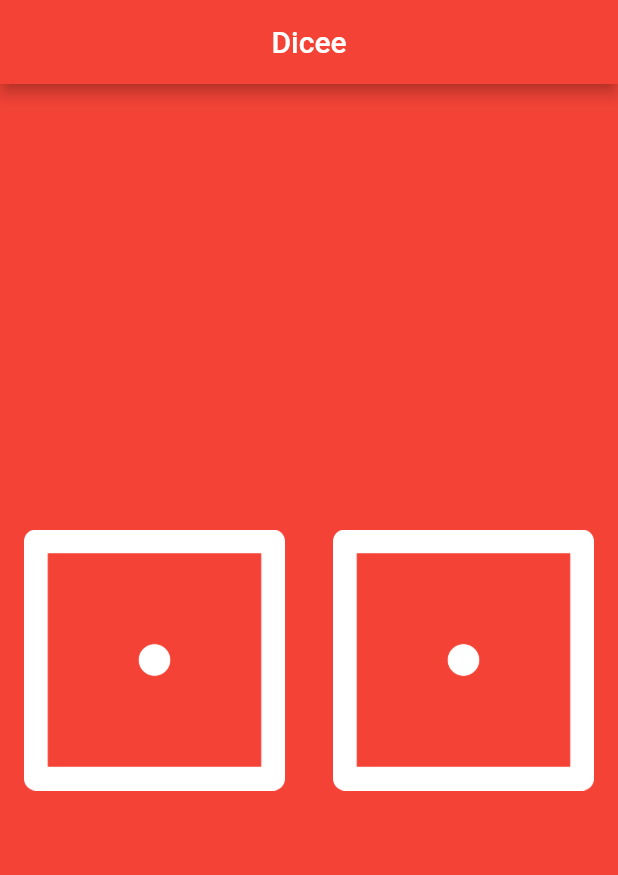
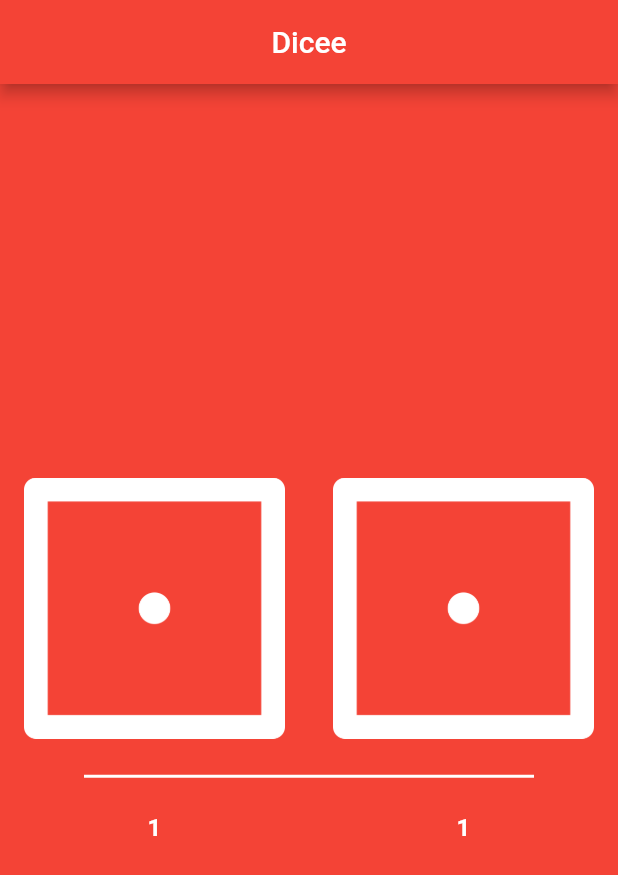
Before and after one commit to vijai-ks/Dicee, a Flutter app: the screen it shows after launch, on a phone screen of 412 x 824 dp. Shown: the top 875 px of the screen. Run offline on Flutter 3.47's test engine with Material 2 defaults, Android fonts, the phone set to English and light mode, and no system bars.

Commit message:
feat: dice_page: Add dice numbers
Add divider line

Signed-off-by: vijai-ks <vijai.ksv@gmail.com>

```diff
--- a/lib/main.dart
+++ b/lib/main.dart
@@ -34,8 +34,11 @@ class _DiceeState extends State<Dicee> {
         ),
         body: SafeArea(
           child: Container(
-            child: Center(
-              child: Row(
+            child: Column(
+              mainAxisAlignment: MainAxisAlignment.center,
+              crossAxisAlignment: CrossAxisAlignment.center,
+              children: [
+                Row(
                   children: [
                     Expanded(
                       child: FlatButton(
@@ -59,6 +62,43 @@ class _DiceeState extends State<Dicee> {
                     ),
                   ],
                 ),
+                SizedBox(
+                  height: 50,
+                  width: 300,
+                  child: Divider(
+                    thickness: 2,
+                    color: Colors.white,
+                  ),
+                ),
+                Row(
+                  children: [
+                    Expanded(
+                      child: Center(
+                        child: Text(
+                          '$firstDice',
+                          style: TextStyle(
+                            color: Colors.white,
+                            fontSize: 16,
+                            fontWeight: FontWeight.bold,
+                          ),
+                        ),
+                      ),
+                    ),
+                    Expanded(
+                      child: Center(
+                        child: Text(
+                          '$secondDice',
+                          style: TextStyle(
+                            color: Colors.white,
+                            fontSize: 16,
+                            fontWeight: FontWeight.bold,
+                          ),
+                        ),
+                      ),
+                    ),
+                  ],
+                ),
+              ],
             ),
           ),
         ),
```
Lines whose indentation alone changed are shown as unchanged.
